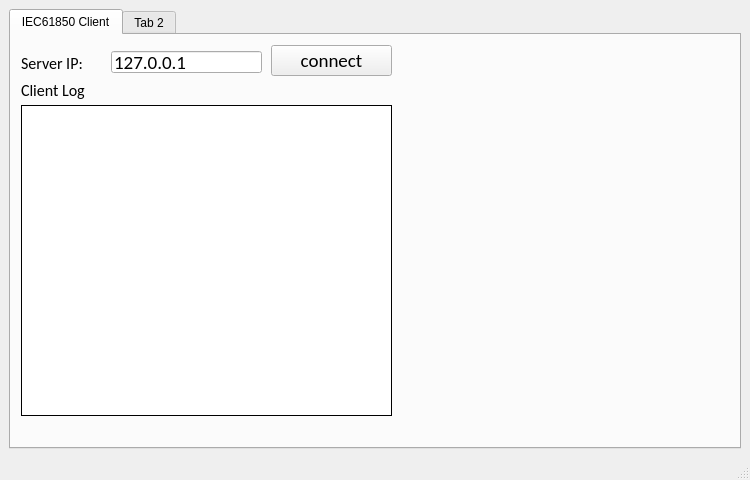
Pfannex/IEC61850_Qt, file examples/QtWidgets/Qt6CMake-main/forms/mainwindow.ui: the form before one commit.
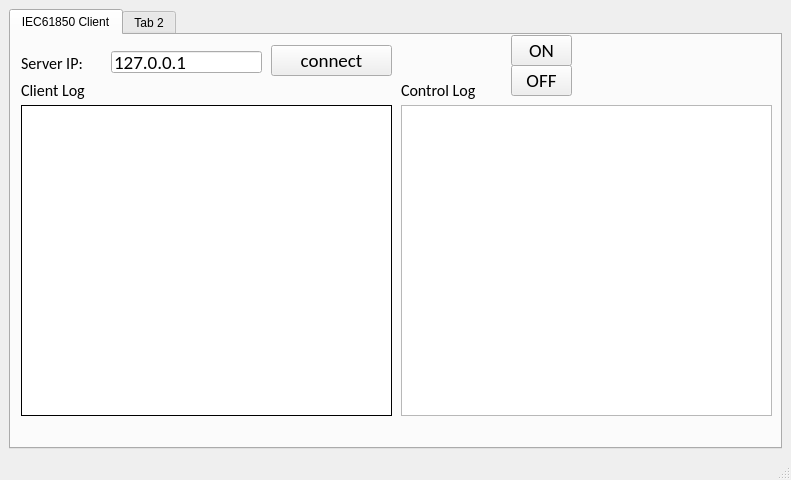
The form after the commit.

Commit message: command with Qt working

```diff
--- a/examples/QtWidgets/Qt6CMake-main/forms/mainwindow.ui
+++ b/examples/QtWidgets/Qt6CMake-main/forms/mainwindow.ui
@@ -6,7 +6,7 @@
    <rect>
     <x>0</x>
     <y>0</y>
-    <width>750</width>
+    <width>791</width>
     <height>480</height>
    </rect>
   </property>
@@ -116,6 +116,73 @@
          <string>Client Log</string>
         </property>
        </widget>
+       <widget class="QLabel" name="label_3">
+        <property name="geometry">
+         <rect>
+          <x>390</x>
+          <y>40</y>
+          <width>81</width>
+          <height>31</height>
+         </rect>
+        </property>
+        <property name="font">
+         <font>
+          <family>Calibri</family>
+          <pointsize>12</pointsize>
+         </font>
+        </property>
+        <property name="text">
+         <string>Control Log</string>
+        </property>
+       </widget>
+       <widget class="QPushButton" name="bu_on">
+        <property name="geometry">
+         <rect>
+          <x>500</x>
+          <y>0</y>
+          <width>61</width>
+          <height>31</height>
+         </rect>
+        </property>
+        <property name="font">
+         <font>
+          <family>Calibri</family>
+          <pointsize>14</pointsize>
+         </font>
+        </property>
+        <property name="text">
+         <string>ON</string>
+        </property>
+       </widget>
+       <widget class="QPushButton" name="bu_off">
+        <property name="geometry">
+         <rect>
+          <x>500</x>
+          <y>30</y>
+          <width>61</width>
+          <height>31</height>
+         </rect>
+        </property>
+        <property name="font">
+         <font>
+          <family>Calibri</family>
+          <pointsize>14</pointsize>
+         </font>
+        </property>
+        <property name="text">
+         <string>OFF</string>
+        </property>
+       </widget>
+       <widget class="QTextEdit" name="tb_controlLog">
+        <property name="geometry">
+         <rect>
+          <x>390</x>
+          <y>70</y>
+          <width>371</width>
+          <height>311</height>
+         </rect>
+        </property>
+       </widget>
       </widget>
       <widget class="QWidget" name="tab_2">
        <attribute name="title">
```
Left out of the diff: 2 changed lines with no effect on the pictures. The commit also changes 2 other files.
